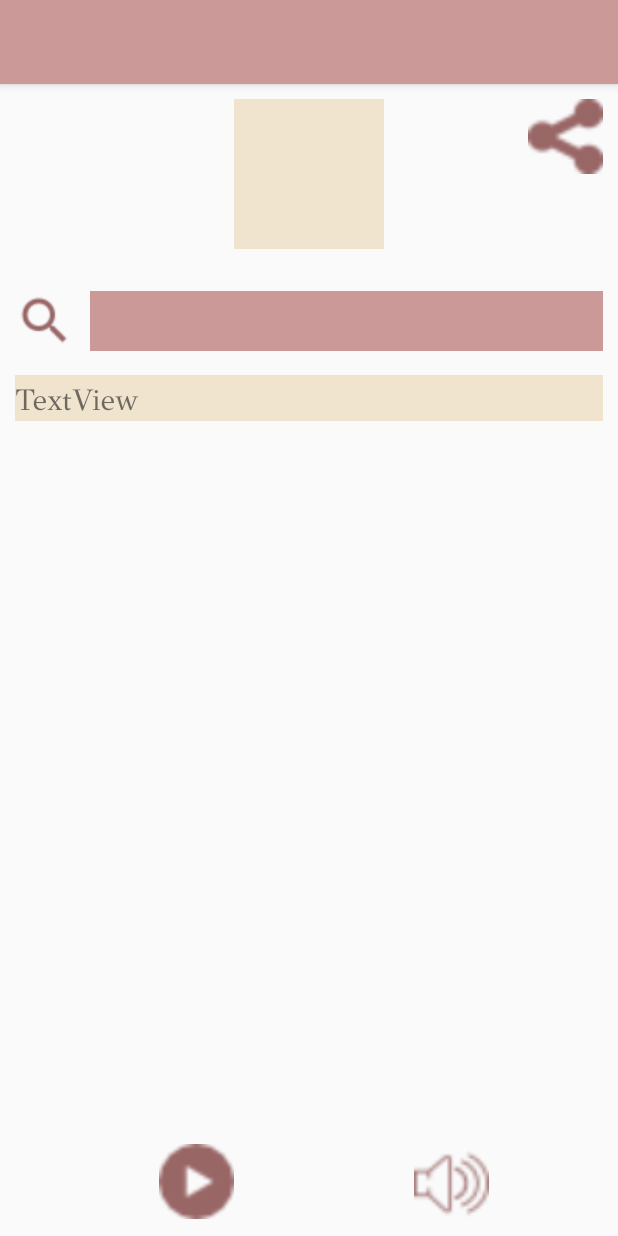
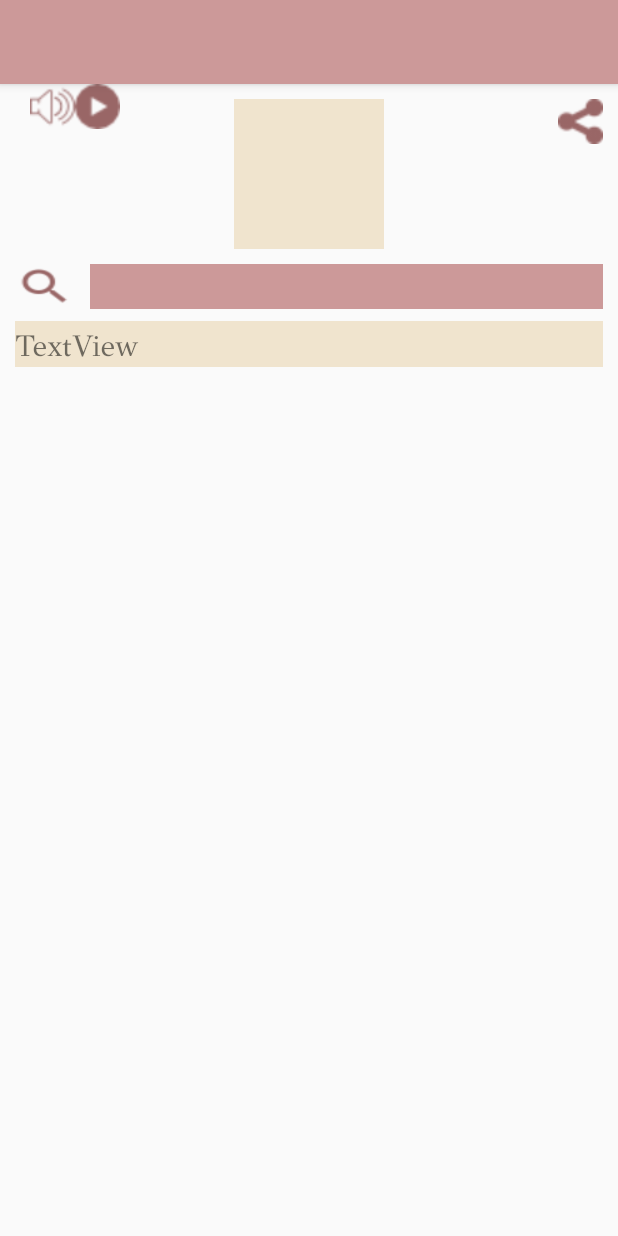
Before and after one commit to Finansal-BT-Projesi/Stenbo, an Android app: the StoryActivity screen opened directly, with no data from a screen before it, on a phone screen of 412 x 824 dp. Run offline under Robolectric (Android 15) with nearby library versions, the light colour scheme and no system bars; our stand-ins replace Firebase (no records; nobody signed in at launch, a user with empty details on screens opened directly); 2 statements that could not run were skipped.

Commit message:
başlık ve bildirim çubuğu gizlendi ve story.xml de tasarım değişikliği yapıldı

```diff
--- a/app/src/main/java/com/finansal/bt/project/CustomAdapter.java
+++ b/app/src/main/java/com/finansal/bt/project/CustomAdapter.java
@@ -2,6 +2,7 @@ package com.finansal.bt.project;
 
 import android.app.Activity;
 import android.content.Context;
+import android.graphics.Typeface;
 import android.view.LayoutInflater;
 import android.view.View;
 import android.view.ViewGroup;
@@ -19,6 +20,7 @@ public class CustomAdapter extends BaseAdapter{
 
     TextView baslik;
     ImageView resim;
+
     private LayoutInflater mInflater;
     private List<String> isimListesi;
 
--- a/app/src/main/java/com/finansal/bt/project/StartActivity.java
+++ b/app/src/main/java/com/finansal/bt/project/StartActivity.java
@@ -1,14 +1,25 @@
 package com.finansal.bt.project;
 
+import android.app.ActionBar;
 import android.content.Intent;
 import android.os.Handler;
 import android.support.v7.app.AppCompatActivity;
 import android.os.Bundle;
+import android.view.Window;
+import android.view.WindowManager;
 
 public class StartActivity extends AppCompatActivity {
 
     @Override
     protected void onCreate(Bundle savedInstanceState) {
+//Başlık çubuğunu gizleme
+        this.requestWindowFeature(Window.FEATURE_NO_TITLE);
+
+//Bildirim çubuğunu gizleme
+        this.getWindow().setFlags(WindowManager.LayoutParams.FLAG_FULLSCREEN,
+                WindowManager.LayoutParams.FLAG_FULLSCREEN);
+
+
         super.onCreate(savedInstanceState);
         setContentView(R.layout.activity_start);
 
@@ -23,8 +34,7 @@ public class StartActivity extends AppCompatActivity {
             }
         },2000);
 
+    }
 
 
-    }
-
 }
--- a/app/src/main/java/com/finansal/bt/project/StoryActivity.java
+++ b/app/src/main/java/com/finansal/bt/project/StoryActivity.java
@@ -1,5 +1,6 @@
 package com.finansal.bt.project;
 
+import android.app.ActionBar;
 import android.app.Dialog;
 import android.content.Context;
 import android.graphics.Typeface;
@@ -7,11 +8,14 @@ import android.os.AsyncTask;
 import android.provider.ContactsContract;
 import android.support.v7.app.AppCompatActivity;
 import android.os.Bundle;
+import android.text.Spannable;
+import android.text.SpannableString;
 import android.util.Log;
 import android.view.View;
 import android.widget.Button;
 import android.widget.EditText;
 import android.widget.TextView;
+import android.widget.Toolbar;
 
 import com.google.firebase.database.DataSnapshot;
 import com.google.firebase.database.DatabaseError;
@@ -36,7 +40,7 @@ public class StoryActivity extends AppCompatActivity {
     EditText edt;
     Context context=this;
     String resultString;
-    Typeface tf1;
+    Typeface tf1,tf2;
 
     @Override
     protected void onCreate(Bundle savedInstanceState) {
@@ -46,10 +50,10 @@ public class StoryActivity extends AppCompatActivity {
         Bundle extras=getIntent().getExtras();
         String toolbarBaslik=extras.getString("baslik");
         icerik=(TextView)findViewById(R.id.icerik);
+        tf1=Typeface.createFromAsset(getAssets(), "fonts/gfs.ttf");
+        icerik.setTypeface(tf1);
 
-        tf1=Typeface.createFromAsset(getAssets(), "fonts/gfs.ttf");
 
-        icerik.setTypeface(tf1);
 
         db=FirebaseDatabase.getInstance();
 
--- a/app/src/main/res/layout/activity_start.xml
+++ b/app/src/main/res/layout/activity_start.xml
@@ -11,6 +11,7 @@
     android:paddingTop="@dimen/activity_vertical_margin"
     android:orientation="vertical"
     android:background="#F0E4CE"
+
     tools:context="com.finansal.bt.project.StartActivity"
     android:weightSum="1">
 
--- a/app/src/main/res/layout/activity_story.xml
+++ b/app/src/main/res/layout/activity_story.xml
@@ -19,7 +19,7 @@
     <Button
         android:id="@+id/button2"
         android:layout_width="40dp"
-        android:layout_height="40dp"
+        android:layout_height="30dp"
         android:layout_marginLeft="10dp"
         android:backgroundTint="@color/colorPrimaryDark"
         android:background="@drawable/iconsearch"
@@ -29,12 +29,12 @@
         android:layout_alignParentLeft="true"
         android:layout_alignParentStart="true"
         android:onClick="searchOnclick"
-        android:layout_marginTop="28dp" />
+        android:layout_marginTop="10dp" />
 
     <EditText
         android:id="@+id/editText"
         android:layout_width="match_parent"
-        android:layout_height="40dp"
+        android:layout_height="30dp"
         android:ems="10"
         android:layout_marginLeft="10dp"
         android:layout_marginRight="10dp"
@@ -48,8 +48,8 @@
 
     <Button
         android:id="@+id/button4"
-        android:layout_width="50dp"
-        android:layout_height="50dp"
+        android:layout_width="30dp"
+        android:layout_height="30dp"
         android:layout_marginTop="10dp"
 
         android:layout_marginRight="10dp"
@@ -61,22 +61,30 @@
     <Button
         android:id="@+id/button3"
         android:backgroundTint="@color/colorPrimaryDark"
-        android:layout_width="50dp"
-        android:layout_height="50dp"
+        android:layout_width="30dp"
+        android:layout_height="30dp"
         android:background="@drawable/play"
-        android:layout_marginBottom="11dp"
-        android:layout_alignParentBottom="true"
-        android:layout_toLeftOf="@+id/imageView2"
-        android:layout_toStartOf="@+id/imageView2" />
+        android:layout_toRightOf="@+id/button5"/>
+
+
+ <Button
+     android:id="@+id/button5"
+     android:backgroundTint="@color/colorPrimaryDark"
+     android:layout_width="30dp"
+     android:layout_height="30dp"
+     android:background="@drawable/speaker"
+     android:layout_marginLeft="20dp"
+     android:layout_marginStart="20dp" />
 
  <ScrollView
      android:id="@+id/layoutMenu"
      android:layout_width="match_parent"
-     android:layout_height="250dp"
-     android:layout_marginTop="16dp"
+     android:layout_height="wrap_content"
+     android:layout_marginTop="8dp"
      android:layout_below="@+id/button2"
      android:layout_alignParentLeft="true"
      android:layout_alignParentStart="true"
+     android:layout_alignParentBottom="true"
      android:layout_marginLeft="10dp"
      android:layout_marginRight="10dp">
 
@@ -85,7 +93,7 @@
   <TextView
       android:id="@+id/icerik"
       android:layout_width="match_parent"
-      android:layout_height="250dp"
+      android:layout_height="300dp"
       android:text="TextView"
       android:background="#F0E4CE"
       android:textSize="30px"
@@ -98,17 +106,5 @@
 
 
 
- <Button
-     android:id="@+id/button5"
-     android:backgroundTint="@color/colorPrimaryDark"
-     android:layout_width="50dp"
-     android:layout_height="50dp"
-     android:background="@drawable/speaker"
-     android:layout_alignBaseline="@+id/button3"
-     android:layout_alignBottom="@+id/button3"
-     android:layout_toRightOf="@+id/imageView2"
-     android:layout_toEndOf="@+id/imageView2"
-     android:layout_marginLeft="20dp"
-     android:layout_marginStart="20dp" />
 
 </RelativeLayout>
```
